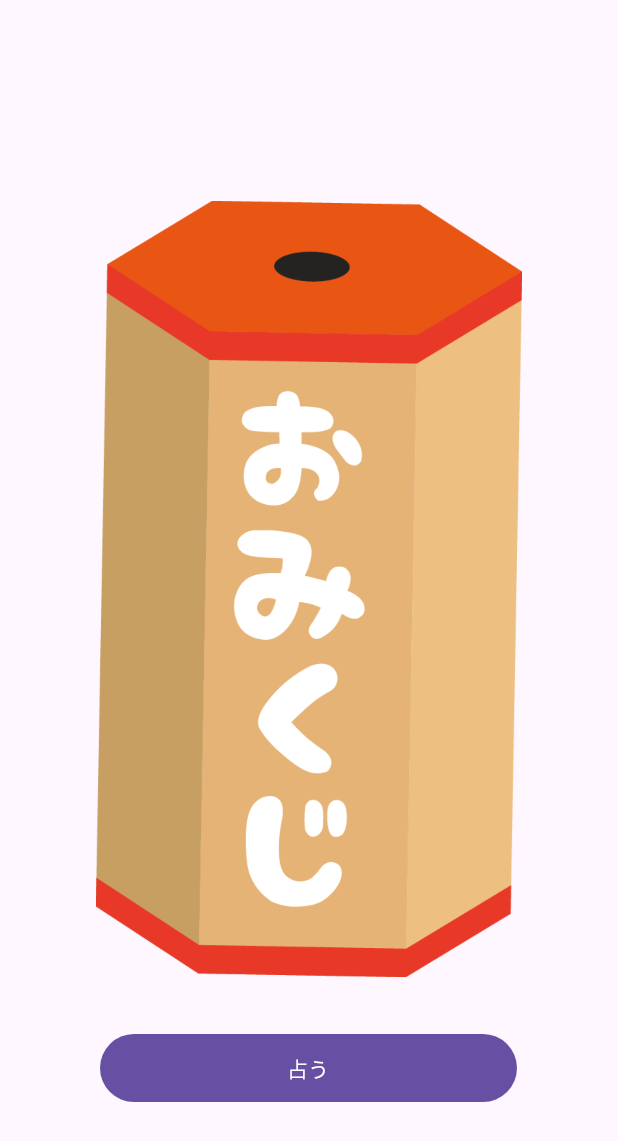
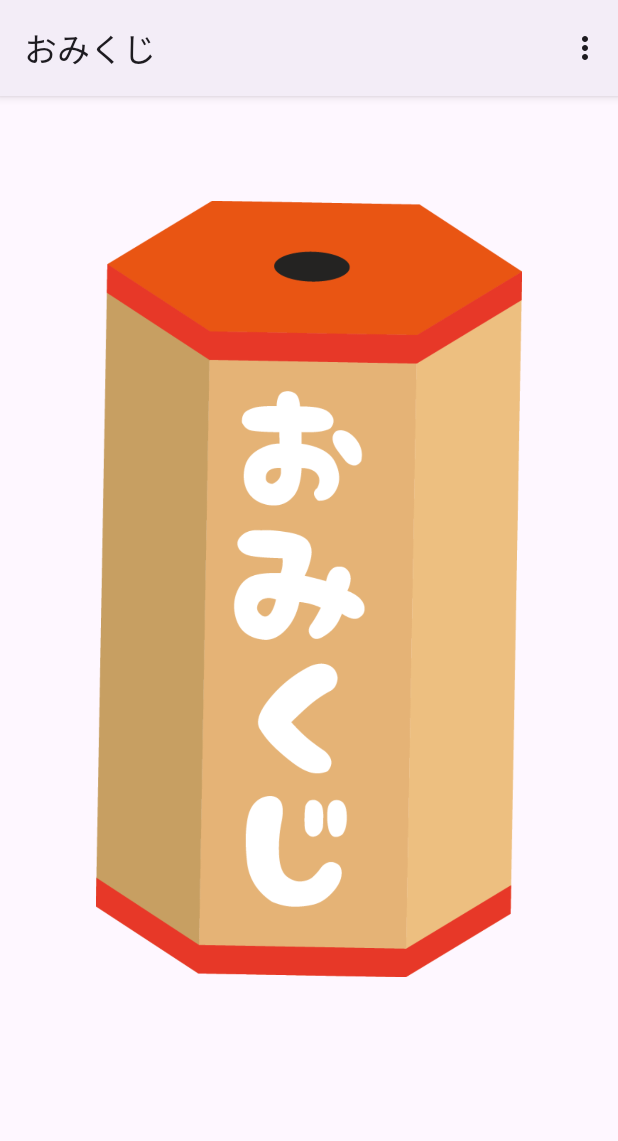
Before and after one commit to sakina-i9/Ntextbook, an Android app: the screen it shows after launch (OmikujiActivity), on a phone screen of 412 x 824 dp. Shown: the top 1141 px of the screen. Run offline under Robolectric (Android 15) with nearby library versions, the phone set to English and light mode, and no system bars.

Commit message:
おみくじversion表示、設定の追加

```diff
--- a/app/build.gradle.kts
+++ b/app/build.gradle.kts
@@ -14,8 +14,6 @@ android {
         applicationId = "com.websarva.wings.android.ntextbook"
         minSdk = 24
         targetSdk = 34
-        versionCode = 1
-        versionName = "1.0"
 
         testInstrumentationRunner = "androidx.test.runner.AndroidJUnitRunner"
     }
@@ -45,6 +43,7 @@ dependencies {
     implementation(libs.material)
     implementation(libs.androidx.activity)
     implementation(libs.androidx.constraintlayout)
+    implementation(libs.androidx.preference.ktx)
     testImplementation(libs.junit)
     androidTestImplementation(libs.androidx.junit)
     androidTestImplementation(libs.androidx.espresso.core)
--- a/app/src/main/AndroidManifest.xml
+++ b/app/src/main/AndroidManifest.xml
@@ -1,6 +1,7 @@
 <?xml version="1.0" encoding="utf-8"?>
 <manifest xmlns:android="http://schemas.android.com/apk/res/android"
-    xmlns:tools="http://schemas.android.com/tools">
+    xmlns:tools="http://schemas.android.com/tools"
+    android:revisionCode="6" android:versionName="1.6">
 
     <application
         android:allowBackup="true"
@@ -21,6 +22,8 @@
                 <category android:name="android.intent.category.LAUNCHER" />
             </intent-filter>
         </activity>
+        <activity android:name=".OmikujiPreferenceActivity"/>
+        <activity android:name=".AboutActivity" android:theme="@style/AboutTheme"/>
     </application>
 
 </manifest>
--- a/app/src/main/java/com/websarva/wings/android/ntextbook/OmikujiActivity.kt
+++ b/app/src/main/java/com/websarva/wings/android/ntextbook/OmikujiActivity.kt
@@ -1,14 +1,41 @@
 package com.websarva.wings.android.ntextbook
 
+import android.content.Intent
 import android.os.Bundle
+import android.view.Menu
+import android.view.MenuItem
 import android.view.MotionEvent
 import android.view.View
+import android.widget.Toast
 import androidx.activity.enableEdgeToEdge
 import androidx.appcompat.app.AppCompatActivity
+import androidx.preference.PreferenceManager
 import com.websarva.wings.android.ntextbook.databinding.FortuneBinding
 import com.websarva.wings.android.ntextbook.databinding.OmikujiBinding
 
 class OmikujiActivity : AppCompatActivity() {
+    override fun onCreateOptionsMenu(menu: Menu?): Boolean {
+        menuInflater.inflate(R.menu.menu, menu)
+        return super.onCreateOptionsMenu(menu)
+    }
+
+    override fun onOptionsItemSelected(item: MenuItem): Boolean {
+        /*
+        val toast = Toast.makeText(this, item.title, Toast.LENGTH_LONG)
+        toast.show()
+        */
+
+        if(item.itemId == R.id.item1){
+            val intent = Intent(this, OmikujiPreferenceActivity::class.java)
+            startActivity(intent)
+        }else{
+            val intent = Intent(this,AboutActivity::class.java)
+            startActivity(intent)
+        }
+
+        return super.onOptionsItemSelected(item)
+    }
+
     val omikujiShelf = Array(20){
         OmikujiParts(R.drawable.kiti,R.string.contents1)
     }
@@ -20,6 +47,10 @@ class OmikujiActivity : AppCompatActivity() {
         binding = OmikujiBinding.inflate(layoutInflater)
         enableEdgeToEdge()
         setContentView(binding.root)
+
+        val pref = PreferenceManager.getDefaultSharedPreferences(this)
+        val value = pref.getBoolean("button", false)
+        binding.button.visibility = if(value)View.VISIBLE else View.INVISIBLE
 
         omikujiBox.omikujiView = binding.imageView
 
--- a/app/src/main/res/layout/omikuji.xml
+++ b/app/src/main/res/layout/omikuji.xml
@@ -16,7 +16,7 @@
         app:srcCompat="@drawable/omikuji" />
 
     <Button
-        android:id="@+id/bt_action"
+        android:id="@+id/button"
         android:layout_width="278dp"
         android:layout_height="53dp"
         android:layout_gravity="center"
--- /dev/null
+++ b/app/src/main/res/menu/menu.xml
@@ -0,0 +1,5 @@
+<?xml version="1.0" encoding="utf-8"?>
+<menu xmlns:android="http://schemas.android.com/apk/res/android">
+    <item android:id="@+id/item1" android:title="@string/setting"/>
+    <item android:id="@+id/item2" android:title="@string/about_app"/>
+</menu>
--- a/app/src/main/res/values-night/themes.xml
+++ b/app/src/main/res/values-night/themes.xml
@@ -1,6 +1,6 @@
 <resources xmlns:tools="http://schemas.android.com/tools">
     <!-- Base application theme. -->
-    <style name="Base.Theme.Ntextbook" parent="Theme.Material3.DayNight.NoActionBar">
+    <style name="Base.Theme.Ntextbook" parent="Theme.Material3.DayNight">
         <!-- Customize your dark theme here. -->
         <!-- <item name="colorPrimary">@color/my_dark_primary</item> -->
     </style>
--- a/app/src/main/res/values/strings.xml
+++ b/app/src/main/res/values/strings.xml
@@ -10,4 +10,9 @@
     <string name="contents7">金運は、ボランティア活動が上昇のきっかけになるはず。</string>
     <string name="contents8">恋愛は辛抱が大事です。</string>
     <string name="contents9">寝不足に注意しましょう。</string>
+    <string name="setting">設定</string>
+    <string name="about_app">アプリについて</string>
+    <string name="btn_on_of">ボタンの表示あり/なしを切り替えます。</string>
+    <string name="btn_on">ボタン表示</string>
+    <string name="btn">ボタン</string>
 </resources>
--- a/app/src/main/res/values/themes.xml
+++ b/app/src/main/res/values/themes.xml
@@ -1,9 +1,10 @@
 <resources xmlns:tools="http://schemas.android.com/tools">
     <!-- Base application theme. -->
-    <style name="Base.Theme.Ntextbook" parent="Theme.Material3.DayNight.NoActionBar">
+    <style name="Base.Theme.Ntextbook" parent="Theme.Material3.DayNight">
         <!-- Customize your light theme here. -->
         <!-- <item name="colorPrimary">@color/my_light_primary</item> -->
     </style>
+    <style name="AboutTheme" parent="Theme.AppCompat.Dialog"/>
 
     <style name="Theme.Ntextbook" parent="Base.Theme.Ntextbook" />
 </resources>
--- /dev/null
+++ b/app/src/main/res/xml/preference.xml
@@ -0,0 +1,4 @@
+<?xml version="1.0" encoding="utf-8"?>
+<PreferenceScreen xmlns:android="http://schemas.android.com/apk/res/android">
+    <CheckBoxPreference android:summary="@string/btn_on_of" android:title="@string/btn_on" android:key="button" android:defaultValue="false"/>
+</PreferenceScreen>
--- a/gradle/libs.versions.toml
+++ b/gradle/libs.versions.toml
@@ -9,6 +9,7 @@ appcompat = "1.7.0"
 material = "1.12.0"
 activity = "1.10.1"
 constraintlayout = "2.2.1"
+preferenceKtx = "1.2.1"
 
 [libraries]
 androidx-core-ktx = { group = "androidx.core", name = "core-ktx", version.ref = "coreKtx" }
@@ -19,6 +20,7 @@ androidx-appcompat = { group = "androidx.appcompat", name = "appcompat", version
 material = { group = "com.google.android.material", name = "material", version.ref = "material" }
 androidx-activity = { group = "androidx.activity", name = "activity", version.ref = "activity" }
 androidx-constraintlayout = { group = "androidx.constraintlayout", name = "constraintlayout", version.ref = "constraintlayout" }
+androidx-preference-ktx = { group = "androidx.preference", name = "preference-ktx", version.ref = "preferenceKtx" }
 
 [plugins]
 android-application = { id = "com.android.application", version.ref = "agp" }
```
Also changed, not shown: app/src/main/java/com/websarva/wings/android/ntextbook/AboutActivity.kt (added, +18 -0 lines), app/src/main/java/com/websarva/wings/android/ntextbook/OmikujiPreferenceActivity.kt (added, +13 -0 lines), app/src/main/java/com/websarva/wings/android/ntextbook/OmikujiPreferenceFragment.kt (added, +12 -0 lines), app/src/main/res/layout/about.xml (added, +23 -0 lines), app/src/main/res/drawable/logo.png (added).
